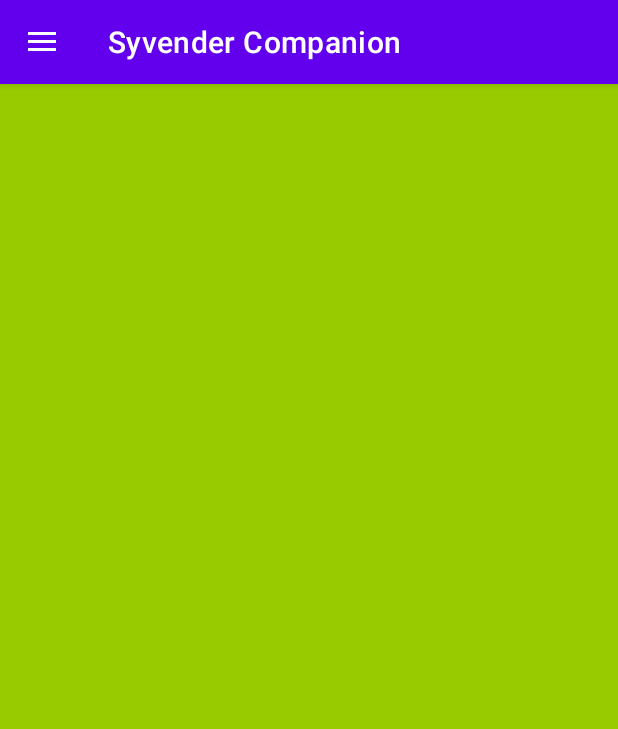
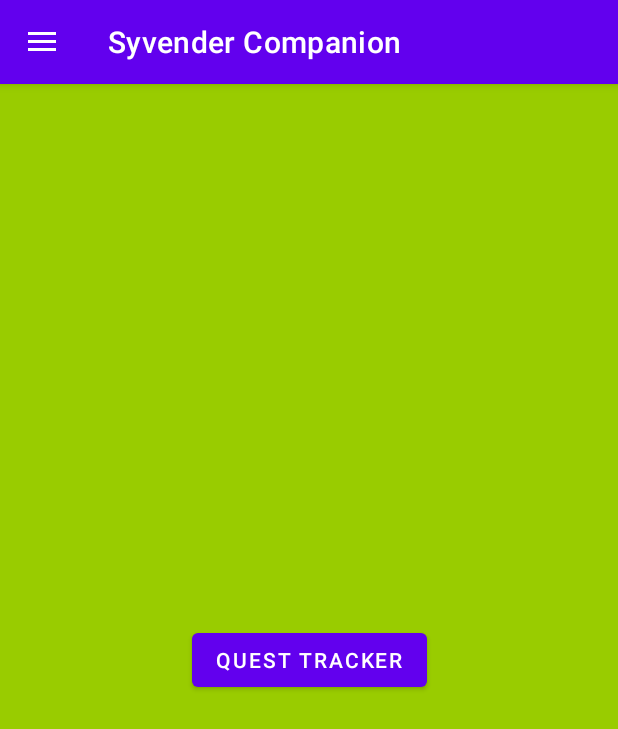
Before and after one commit to zdenek-lach/syvender-compation-app, an Android app: the screen it shows after launch (MainActivity), in the side drawer, after a tap on "Quest Tracker", on a phone screen of 412 x 824 dp. Shown: the top 729 px of the screen. Run offline under Robolectric (Android 15) with nearby library versions, the phone set to English and light mode, and no system bars.

Commit message:
Quest Tracker WIP

```diff
--- a/SyvenderCompation/app/src/main/AndroidManifest.xml
+++ b/SyvenderCompation/app/src/main/AndroidManifest.xml
@@ -9,6 +9,9 @@
         android:roundIcon="@mipmap/ic_launcher_round"
         android:supportsRtl="true"
         android:theme="@style/Theme.SyvenderCompanion">
+        <activity
+            android:name=".QuestActivity"
+            android:exported="true" />
         <activity
             android:name=".ItemActivity"
             android:exported="true" />
--- a/SyvenderCompation/app/src/main/java/io/github/syvendercompanion/ItemActivity.java
+++ b/SyvenderCompation/app/src/main/java/io/github/syvendercompanion/ItemActivity.java
@@ -18,7 +18,6 @@ public class ItemActivity extends AppCompatActivity {
     @Override
     protected void onCreate(Bundle savedInstanceState) {
 
-//        setSupportActionBar(toolbar);
 
         // add back arrow to toolbar
         if (getSupportActionBar() != null){
--- a/SyvenderCompation/app/src/main/java/io/github/syvendercompanion/MainActivity.java
+++ b/SyvenderCompation/app/src/main/java/io/github/syvendercompanion/MainActivity.java
@@ -138,4 +138,8 @@ public class MainActivity extends AppCompatActivity implements NavigationView.On
         emailIntent.putExtra(Intent.EXTRA_SUBJECT, "Reporting a bug!");
         startActivity(emailIntent);
     }
+    public void openQuestActivity(View view){
+        Intent intent = new Intent(this,QuestActivity.class);
+        startActivity(intent);
+    }
 }
--- a/SyvenderCompation/app/src/main/java/io/github/syvendercompanion/QuestTrackerFragment.java
+++ b/SyvenderCompation/app/src/main/java/io/github/syvendercompanion/QuestTrackerFragment.java
@@ -4,6 +4,7 @@ import android.os.Bundle;
 import android.view.LayoutInflater;
 import android.view.View;
 import android.view.ViewGroup;
+import android.widget.Toast;
 
 import androidx.annotation.NonNull;
 import androidx.annotation.Nullable;
@@ -17,4 +18,6 @@ public class QuestTrackerFragment extends Fragment {
     public View onCreateView(@NonNull @org.jetbrains.annotations.NotNull LayoutInflater inflater, @Nullable @org.jetbrains.annotations.Nullable ViewGroup container, @Nullable @org.jetbrains.annotations.Nullable Bundle savedInstanceState) {
         return inflater.inflate(R.layout.fragment_quest_tracker,container,false);
     }
+
+
 }
--- a/SyvenderCompation/app/src/main/res/layout/fragment_quest_tracker.xml
+++ b/SyvenderCompation/app/src/main/res/layout/fragment_quest_tracker.xml
@@ -1,10 +1,21 @@
 <?xml version="1.0" encoding="utf-8"?>
-<LinearLayout xmlns:android="http://schemas.android.com/apk/res/android"
+<androidx.constraintlayout.widget.ConstraintLayout xmlns:android="http://schemas.android.com/apk/res/android"
+    xmlns:app="http://schemas.android.com/apk/res-auto"
+    xmlns:tools="http://schemas.android.com/tools"
     android:layout_width="match_parent"
     android:layout_height="match_parent"
-    android:padding="8dp"
-    android:background="@android:color/holo_green_light">
+    android:background="@android:color/holo_green_light"
+    android:padding="8dp">
 
+    <Button
+        android:layout_width="wrap_content"
+        android:layout_height="wrap_content"
+        android:onClick="openQuestActivity"
+        android:text="@string/QuestTracker"
+        app:layout_constraintBottom_toBottomOf="parent"
+        app:layout_constraintEnd_toEndOf="parent"
+        app:layout_constraintHorizontal_bias="0.5"
+        app:layout_constraintStart_toStartOf="parent"
+        app:layout_constraintTop_toTopOf="parent" />
 
-
-</LinearLayout>
+</androidx.constraintlayout.widget.ConstraintLayout>
```
Also changed, not shown: SyvenderCompation/app/src/main/java/io/github/syvendercompanion/QuestActivity.java (added, +92 -0 lines), SyvenderCompation/app/src/main/res/drawable/ic_tick_point.xml (added, +10 -0 lines), SyvenderCompation/app/src/main/res/layout/activity_quest.xml (added, +23 -0 lines), SyvenderCompation/app/src/main/res/layout/quest_model.xml (added, +20 -0 lines).
